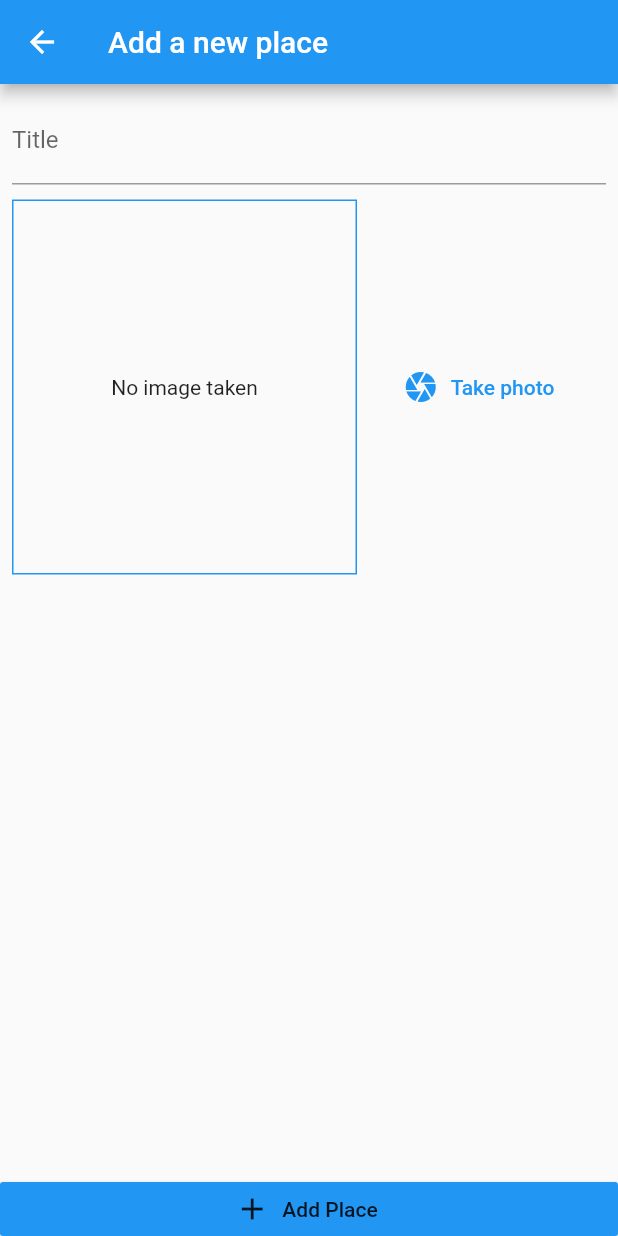
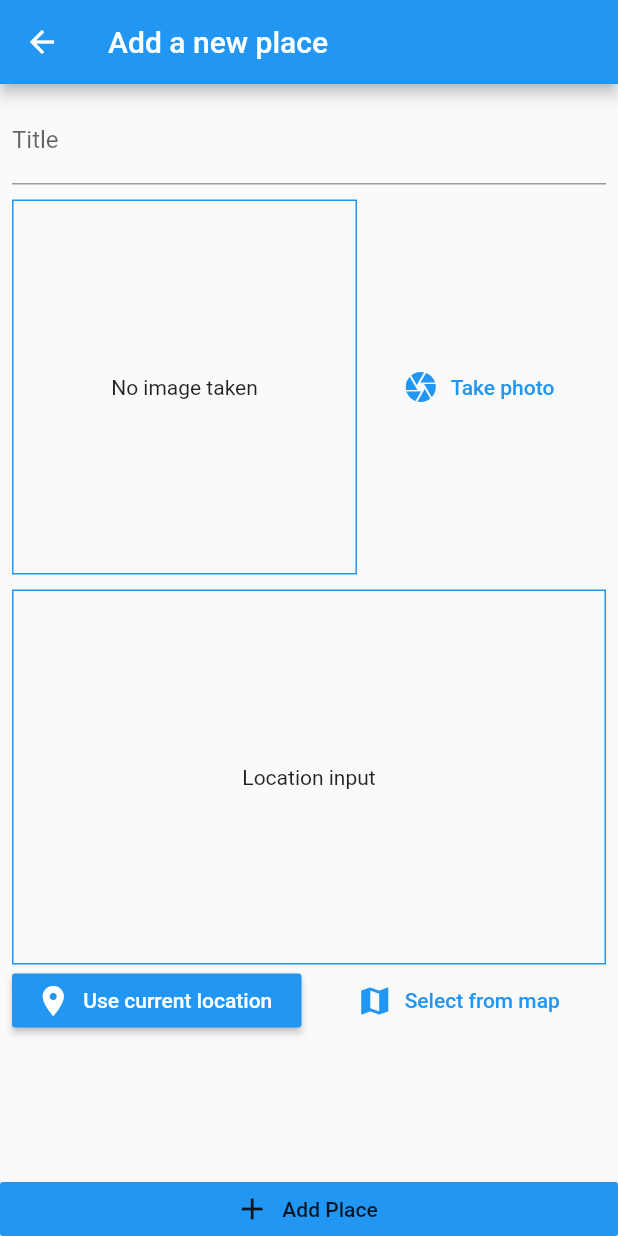
Before and after one commit to poolGolez/laag, a Flutter app: the AddPlacesScreen screen opened by its route, after a tap on "Add Place", on a phone screen of 412 x 824 dp. Run offline on Flutter 3.47's test engine with Material 2 defaults, Android fonts, the phone set to English and light mode, and no system bars; our stand-ins replace image_picker, sqflite; accounts and stored records are empty.

Commit message:
Initial location input widget

```diff
--- a/lib/screens/add_places_screen.dart
+++ b/lib/screens/add_places_screen.dart
@@ -1,10 +1,12 @@
 import 'dart:io';
 
 import 'package:flutter/material.dart';
-import 'package:laag/models/place.dart';
-import 'package:laag/providers/great_places.dart';
-import 'package:laag/widgets/image_input.dart';
 import 'package:provider/provider.dart';
+
+import '../models/place.dart';
+import '../providers/great_places.dart';
+import '../widgets/image_input.dart';
+import '../widgets/location_input.dart';
 
 class AddPlacesScreen extends StatefulWidget {
   static const ROUTE_NAME = '/places/add';
@@ -24,11 +26,9 @@ class _AddPlacesScreenState extends State<AddPlacesScreen> {
 
   void save(BuildContext context) {
     if (_titleController.text == null || _selectedImage == null) {
-      print('fill required fields');
       return;
     }
 
-    print('saving');
     var place = Place(
       id: DateTime.now().toIso8601String(),
       title: _titleController.text,
@@ -60,7 +60,9 @@ class _AddPlacesScreenState extends State<AddPlacesScreen> {
                       decoration: InputDecoration(labelText: 'Title'),
                     ),
                     SizedBox(height: 10),
-                    ImageInput(selectImage)
+                    ImageInput(selectImage),
+                    SizedBox(height: 10),
+                    LocationInput(),
                   ],
                 ),
               ),
--- /dev/null
+++ b/lib/widgets/location_input.dart
@@ -0,0 +1,47 @@
+import 'package:flutter/material.dart';
+
+class LocationInput extends StatefulWidget {
+  @override
+  _LocationInputState createState() => _LocationInputState();
+}
+
+class _LocationInputState extends State<LocationInput> {
+  @override
+  Widget build(BuildContext context) {
+    return Column(
+      children: <Widget>[
+        Container(
+          height: 250,
+          width: double.infinity,
+          alignment: Alignment.center,
+          child: Text('Location input'),
+          decoration: BoxDecoration(
+            border: Border.all(color: Theme.of(context).primaryColor),
+          ),
+        ),
+        Row(
+          children: <Widget>[
+            Expanded(
+              child: RaisedButton.icon(
+                icon: Icon(Icons.location_on),
+                label: Text('Use current location'),
+                color: Theme.of(context).primaryColor,
+                textColor: Colors.white,
+                onPressed: () {},
+              ),
+            ),
+            SizedBox(width: 10),
+            Expanded(
+              child: FlatButton.icon(
+                icon: Icon(Icons.map),
+                label: Text('Select from map'),
+                textColor: Theme.of(context).primaryColor,
+                onPressed: () {},
+              ),
+            ),
+          ],
+        )
+      ],
+    );
+  }
+}
--- a/pubspec.yaml
+++ b/pubspec.yaml
@@ -28,6 +28,7 @@ dependencies:
   path: ^1.6.4
   path_provider: ^1.6.0
   sqflite: ^1.3.1
+  location: ^3.0.2
 
 
   # The following adds the Cupertino Icons font to your application.
```
Also changed, not shown: pubspec.lock.
